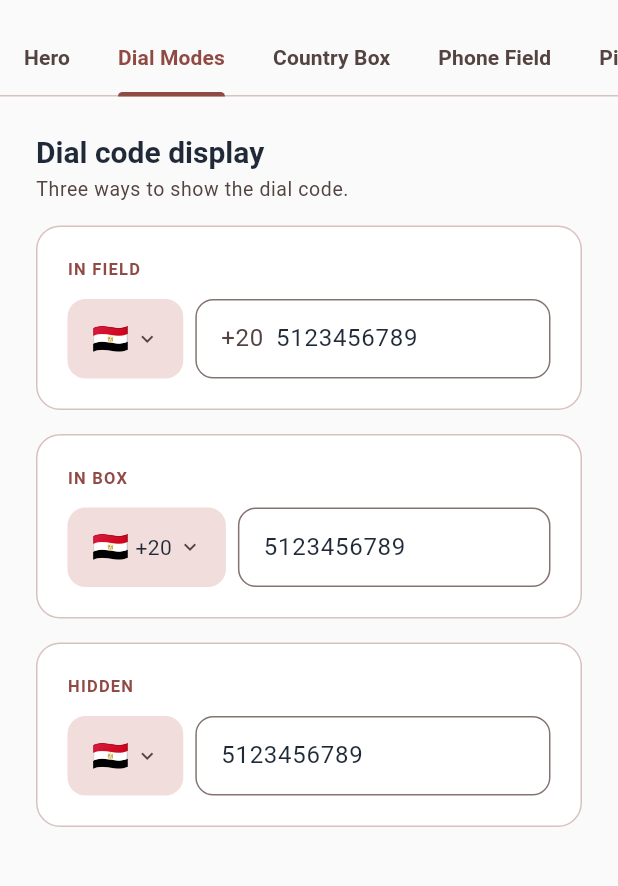
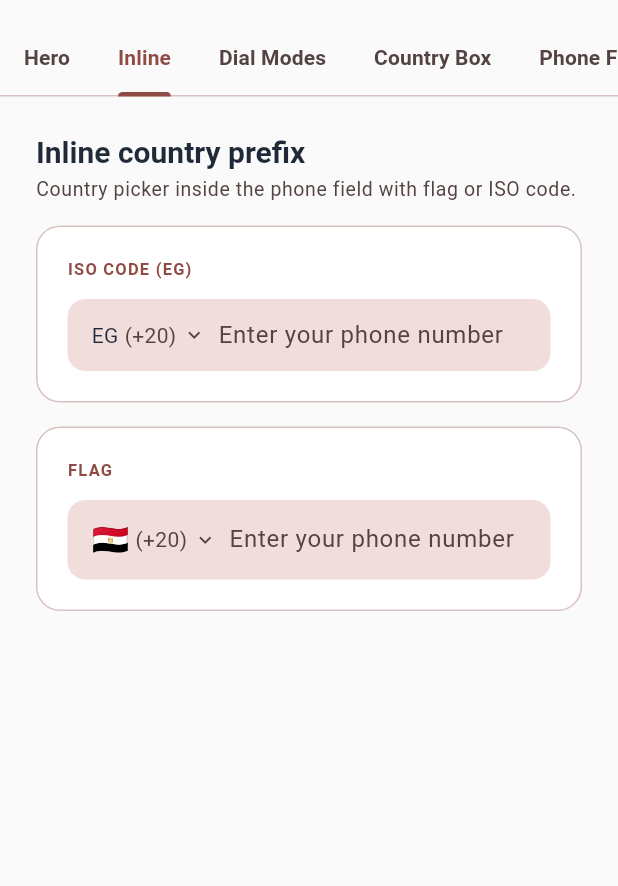
Before and after one commit to MustafaYounis27/customized_country_phone_picker, a Flutter app: the screen it shows after launch, tab 2 chosen, on a phone screen of 412 x 824 dp, the part 61-947 px from its top. Run offline on Flutter 3.47's test engine with Material 3 defaults, Android fonts, the phone set to English and light mode, and no system bars; missing offline and left inert: phone_numbers_parser.

Commit message:
feat: add inline country prefix feature to CountryPhoneInput
- Introduced InlinePrefixScreen to demonstrate the new inline country prefix layout for phone input.
- Updated CountryPhoneInput to support inline prefix layout and country identifier display options (flag or ISO code).
- Enhanced the HeroSignupScreen to utilize the new inline prefix functionality.
- Added new enums for CountryPhoneInputLayout and CountryIdentifierDisplay to manage layout and display options.
- Updated relevant theme and decoration classes to accommodate new features.

```diff
--- a/example/lib/main.dart
+++ b/example/lib/main.dart
@@ -7,6 +7,7 @@ import 'screens/country_box_presets_screen.dart';
 import 'screens/phone_field_presets_screen.dart';
 import 'screens/picker_presentation_screen.dart';
 import 'screens/themed_search_screen.dart';
+import 'screens/inline_prefix_screen.dart';
 
 void main() => runApp(const ExampleApp());
 
@@ -56,7 +57,7 @@ class RootScaffold extends StatefulWidget {
 class _RootScaffoldState extends State<RootScaffold> with TickerProviderStateMixin {
   late final TabController _tabController;
 
-  static const _tabs = <String>['Hero', 'Dial Modes', 'Country Box', 'Phone Field', 'Picker', 'Themed Search'];
+  static const _tabs = <String>['Hero', 'Inline', 'Dial Modes', 'Country Box', 'Phone Field', 'Picker', 'Themed Search'];
 
   @override
   void initState() {
@@ -106,6 +107,7 @@ class _RootScaffoldState extends State<RootScaffold> with TickerProviderStateMix
         controller: _tabController,
         children: const [
           HeroSignupScreen(),
+          InlinePrefixScreen(),
           DialCodeModesScreen(),
           CountryBoxPresetsScreen(),
           PhoneFieldPresetsScreen(),
--- a/example/lib/screens/hero_signup_screen.dart
+++ b/example/lib/screens/hero_signup_screen.dart
@@ -70,7 +70,17 @@ class _HeroSignupScreenState extends State<HeroSignupScreen> with AutomaticKeepA
                   const SizedBox(height: 24),
                   Text('Phone number', style: textTheme.titleSmall),
                   const SizedBox(height: 8),
-                  CountryPhoneInput(controller: _controller, onCountryChanged: (_) {}),
+                  CountryPhoneInput(
+                    controller: _controller,
+                    layout: CountryPhoneInputLayout.inlinePrefix,
+                    countryIdentifierDisplay: CountryIdentifierDisplay.isoCode,
+                    countryBoxDecoration: const CountryBoxDecoration.flat(showArrow: true),
+                    phoneFieldDecoration: PhoneFieldDecoration.filled(
+                      backgroundColor: colorScheme.surfaceContainerHighest,
+                      hintText: 'Enter your phone number',
+                    ),
+                    onCountryChanged: (_) {},
+                  ),
                   const SizedBox(height: 16),
                   Text(
                     'By continuing you agree to our Terms & Privacy.',
--- /dev/null
+++ b/example/lib/screens/inline_prefix_screen.dart
@@ -0,0 +1,75 @@
+import 'package:flutter/material.dart';
+import 'package:customized_country_phone_picker/customized_country_phone_picker.dart';
+
+import '../widgets/demo_card.dart';
+import '../widgets/section_header.dart';
+
+class InlinePrefixScreen extends StatefulWidget {
+  const InlinePrefixScreen({super.key});
+
+  @override
+  State<InlinePrefixScreen> createState() => _InlinePrefixScreenState();
+}
+
+class _InlinePrefixScreenState extends State<InlinePrefixScreen> with AutomaticKeepAliveClientMixin {
+  final _isoCode = TextEditingController();
+  final _flag = TextEditingController();
+
+  @override
+  bool get wantKeepAlive => true;
+
+  @override
+  void dispose() {
+    _isoCode.dispose();
+    _flag.dispose();
+    super.dispose();
+  }
+
+  @override
+  Widget build(BuildContext context) {
+    super.build(context);
+    final colorScheme = Theme.of(context).colorScheme;
+
+    return SafeArea(
+      child: ListView(
+        padding: const EdgeInsets.all(24),
+        children: [
+          const SectionHeader(
+            title: 'Inline country prefix',
+            subtitle: 'Country picker inside the phone field with flag or ISO code.',
+          ),
+          const SizedBox(height: 16),
+          DemoCard(
+            label: 'ISO code (EG)',
+            child: CountryPhoneInput(
+              controller: _isoCode,
+              layout: CountryPhoneInputLayout.inlinePrefix,
+              countryIdentifierDisplay: CountryIdentifierDisplay.isoCode,
+              countryBoxDecoration: const CountryBoxDecoration.flat(showArrow: true),
+              phoneFieldDecoration: PhoneFieldDecoration.filled(
+                backgroundColor: colorScheme.surfaceContainerHighest,
+                hintText: 'Enter your phone number',
+              ),
+              onCountryChanged: (_) {},
+            ),
+          ),
+          const SizedBox(height: 16),
+          DemoCard(
+            label: 'Flag',
+            child: CountryPhoneInput(
+              controller: _flag,
+              layout: CountryPhoneInputLayout.inlinePrefix,
+              countryIdentifierDisplay: CountryIdentifierDisplay.flag,
+              countryBoxDecoration: const CountryBoxDecoration.flat(showArrow: true),
+              phoneFieldDecoration: PhoneFieldDecoration.filled(
+                backgroundColor: colorScheme.surfaceContainerHighest,
+                hintText: 'Enter your phone number',
+              ),
+              onCountryChanged: (_) {},
+            ),
+          ),
+        ],
+      ),
+    );
+  }
+}
--- a/lib/customized_country_phone_picker.dart
+++ b/lib/customized_country_phone_picker.dart
@@ -20,6 +20,8 @@ library;
 export 'src/models/country_model.dart';
 export 'src/data/countries_data.dart';
 export 'src/theme/dial_code_display.dart';
+export 'src/theme/country_phone_input_layout.dart';
+export 'src/theme/country_identifier_display.dart';
 export 'src/theme/country_box_decoration.dart';
 export 'src/theme/phone_field_decoration.dart';
 export 'src/theme/country_phone_picker_theme.dart';
--- /dev/null
+++ b/lib/src/theme/country_identifier_display.dart
@@ -0,0 +1,8 @@
+/// Controls whether the country selector shows a flag emoji or an ISO code.
+enum CountryIdentifierDisplay {
+  /// Show the country flag emoji (e.g. "🇪🇬").
+  flag,
+
+  /// Show the ISO 3166-1 alpha-2 code (e.g. "EG").
+  isoCode,
+}
--- /dev/null
+++ b/lib/src/theme/country_phone_input_layout.dart
@@ -0,0 +1,8 @@
+/// Controls how the country selector is laid out relative to the phone field.
+enum CountryPhoneInputLayout {
+  /// Country selector box and phone field shown side by side.
+  separated,
+
+  /// Country selector embedded as a tappable prefix inside the phone field.
+  inlinePrefix,
+}
--- a/lib/src/theme/country_phone_picker_theme.dart
+++ b/lib/src/theme/country_phone_picker_theme.dart
@@ -1,6 +1,8 @@
 import 'package:flutter/material.dart';
 
 import 'country_box_decoration.dart';
+import 'country_identifier_display.dart';
+import 'country_phone_input_layout.dart';
 import 'country_picker_search_decoration.dart';
 import 'dial_code_display.dart';
 import 'phone_field_decoration.dart';
@@ -11,6 +13,8 @@ import 'phone_field_decoration.dart';
 class CountryPhonePickerThemeData {
   final CountryBoxDecoration? countryBoxDecoration;
   final DialCodeDisplay dialCodeDisplay;
+  final CountryPhoneInputLayout layout;
+  final CountryIdentifierDisplay countryIdentifierDisplay;
   final PhoneFieldDecoration? phoneFieldDecoration;
   final Color? sheetBackgroundColor;
   final double sheetTopRadius;
@@ -29,6 +33,8 @@ class CountryPhonePickerThemeData {
   const CountryPhonePickerThemeData({
     this.countryBoxDecoration,
     this.dialCodeDisplay = DialCodeDisplay.inField,
+    this.layout = CountryPhoneInputLayout.separated,
+    this.countryIdentifierDisplay = CountryIdentifierDisplay.flag,
     this.phoneFieldDecoration,
     this.sheetBackgroundColor,
     this.sheetTopRadius = 24,
@@ -48,6 +54,8 @@ class CountryPhonePickerThemeData {
   CountryPhonePickerThemeData copyWith({
     CountryBoxDecoration? countryBoxDecoration,
     DialCodeDisplay? dialCodeDisplay,
+    CountryPhoneInputLayout? layout,
+    CountryIdentifierDisplay? countryIdentifierDisplay,
     PhoneFieldDecoration? phoneFieldDecoration,
     Color? sheetBackgroundColor,
     double? sheetTopRadius,
@@ -66,6 +74,8 @@ class CountryPhonePickerThemeData {
     return CountryPhonePickerThemeData(
       countryBoxDecoration: countryBoxDecoration ?? this.countryBoxDecoration,
       dialCodeDisplay: dialCodeDisplay ?? this.dialCodeDisplay,
+      layout: layout ?? this.layout,
+      countryIdentifierDisplay: countryIdentifierDisplay ?? this.countryIdentifierDisplay,
       phoneFieldDecoration: phoneFieldDecoration ?? this.phoneFieldDecoration,
       sheetBackgroundColor: sheetBackgroundColor ?? this.sheetBackgroundColor,
       sheetTopRadius: sheetTopRadius ?? this.sheetTopRadius,
--- a/lib/src/theme/phone_field_decoration.dart
+++ b/lib/src/theme/phone_field_decoration.dart
@@ -11,6 +11,7 @@ class PhoneFieldDecoration {
   final Color? focusBackgroundColor;
   final TextStyle? textStyle;
   final TextStyle? hintStyle;
+  final String? hintText;
   final TextStyle? prefixStyle;
   final EdgeInsetsGeometry contentPadding;
   final double prefixSpacing;
@@ -29,6 +30,7 @@ class PhoneFieldDecoration {
     this.focusBackgroundColor,
     this.textStyle,
     this.hintStyle,
+    this.hintText,
     this.prefixStyle,
     this.contentPadding = const EdgeInsets.symmetric(horizontal: 16, vertical: 12),
     this.prefixSpacing = 8,
@@ -48,6 +50,7 @@ class PhoneFieldDecoration {
     this.backgroundColor,
     this.textStyle,
     this.hintStyle,
+    this.hintText,
     this.prefixStyle,
     this.contentPadding = const EdgeInsets.symmetric(horizontal: 16, vertical: 12),
     this.prefixSpacing = 8,
@@ -65,6 +68,7 @@ class PhoneFieldDecoration {
     this.borderRadius = 12,
     this.textStyle,
     this.hintStyle,
+    this.hintText,
     this.prefixStyle,
     this.contentPadding = const EdgeInsets.symmetric(horizontal: 16, vertical: 12),
     this.prefixSpacing = 8,
@@ -84,6 +88,7 @@ class PhoneFieldDecoration {
     this.borderWidth = 1,
     this.textStyle,
     this.hintStyle,
+    this.hintText,
     this.prefixStyle,
     this.contentPadding = const EdgeInsets.symmetric(horizontal: 16, vertical: 12),
     this.prefixSpacing = 8,
--- a/lib/src/widgets/country_phone_input.dart
+++ b/lib/src/widgets/country_phone_input.dart
@@ -4,6 +4,8 @@ import 'package:flutter/services.dart';
 import '../data/countries_data.dart';
 import '../models/country_model.dart';
 import '../theme/country_box_decoration.dart';
+import '../theme/country_identifier_display.dart';
+import '../theme/country_phone_input_layout.dart';
 import '../theme/country_phone_picker_theme.dart';
 import '../theme/country_picker_search_decoration.dart';
 import '../theme/country_picker_presentation.dart';
@@ -41,6 +43,8 @@ class CountryPhoneInput extends StatefulWidget {
     this.enabled = true,
     this.focusNode,
     this.dialCodeDisplay,
+    this.layout,
+    this.countryIdentifierDisplay,
     this.countryBoxDecoration,
     this.phoneFieldDecoration,
     this.theme,
@@ -84,6 +88,14 @@ class CountryPhoneInput extends StatefulWidget {
   /// Controls where the dial code is displayed.
   /// Overrides [theme]'s value when provided.
   final DialCodeDisplay? dialCodeDisplay;
+
+  /// Whether the country selector sits beside the field or inside it as a prefix.
+  /// Overrides [theme]'s value when provided.
+  final CountryPhoneInputLayout? layout;
+
+  /// Whether the country selector shows a flag or ISO code (e.g. "EG").
+  /// Overrides [theme]'s value when provided.
+  final CountryIdentifierDisplay? countryIdentifierDisplay;
 
   /// Styling for the country selector box.
   /// Overrides [theme]'s value when provided.
@@ -266,6 +278,14 @@ class _CountryPhoneInputState extends State<CountryPhoneInput> {
 
   DialCodeDisplay get _dialCodeDisplay => widget.dialCodeDisplay ?? widget.theme?.dialCodeDisplay ?? DialCodeDisplay.inField;
 
+  CountryPhoneInputLayout get _layout =>
+      widget.layout ?? widget.theme?.layout ?? CountryPhoneInputLayout.separated;
+
+  CountryIdentifierDisplay get _countryIdentifierDisplay =>
+      widget.countryIdentifierDisplay ?? widget.theme?.countryIdentifierDisplay ?? CountryIdentifierDisplay.flag;
+
+  bool get _isInlinePrefix => _layout == CountryPhoneInputLayout.inlinePrefix;
+
   CountryBoxDecoration get _boxDeco =>
       widget.countryBoxDecoration ?? widget.theme?.countryBoxDecoration ?? const CountryBoxDecoration.pill();
 
@@ -324,7 +344,9 @@ class _CountryPhoneInputState extends State<CountryPhoneInput> {
       mainAxisSize: MainAxisSize.min,
       children: [
         IntrinsicHeight(
-          child: Row(
+          child: _isInlinePrefix
+              ? _buildPhoneField(colorScheme, textTheme)
+              : Row(
                   crossAxisAlignment: CrossAxisAlignment.stretch,
                   children: [
                     _buildCountryBox(colorScheme, textTheme),
@@ -341,6 +363,51 @@ class _CountryPhoneInputState extends State<CountryPhoneInput> {
           ),
         ],
       ],
+    );
+  }
+
+  Widget _buildCountryIdentifier(ColorScheme colorScheme, TextTheme textTheme, CountryBoxDecoration deco) {
+    if (!_shouldShowCountryIdentifier(deco)) return const SizedBox.shrink();
+
+    if (_countryIdentifierDisplay == CountryIdentifierDisplay.flag) {
+      return Text(_selectedCountry.flag, style: TextStyle(fontSize: deco.flagSize));
+    }
+
+    final labelStyle =
+        deco.dialCodeStyle ?? textTheme.bodyMedium?.copyWith(color: colorScheme.onSurface) ?? const TextStyle(fontSize: 14);
+    return Text(_selectedCountry.isoCode, style: labelStyle);
+  }
+
+  bool _shouldShowCountryIdentifier(CountryBoxDecoration deco) {
+    if (_countryIdentifierDisplay == CountryIdentifierDisplay.isoCode) return true;
+    return deco.showFlag;
+  }
+
+  Widget _buildInlineCountryPrefix(ColorScheme colorScheme, TextTheme textTheme) {
+    final boxDeco = _boxDeco;
+    final fieldDeco = _fieldDeco;
+    final arrowColor = boxDeco.arrowColor ?? colorScheme.onSurfaceVariant;
+    final labelStyle =
+        fieldDeco.prefixStyle ?? textTheme.bodyMedium?.copyWith(color: colorScheme.onSurfaceVariant) ?? const TextStyle(fontSize: 14);
+
+    return GestureDetector(
+      onTap: widget.enabled ? _openPicker : null,
+      behavior: HitTestBehavior.opaque,
+      child: Row(
+        mainAxisSize: MainAxisSize.min,
+        children: [
+          if (_shouldShowCountryIdentifier(boxDeco)) ...[
+            _buildCountryIdentifier(colorScheme, textTheme, boxDeco),
+            SizedBox(width: boxDeco.spacing),
+          ],
+          Text('(${_selectedCountry.dialCode})', style: labelStyle),
+          if (boxDeco.showArrow) ...[
+            SizedBox(width: boxDeco.spacing),
+            Icon(boxDeco.arrowIcon, size: boxDeco.arrowSize, color: arrowColor),
+          ],
+          SizedBox(width: fieldDeco.prefixSpacing),
+        ],
+      ),
     );
   }
 
@@ -365,7 +432,10 @@ class _CountryPhoneInputState extends State<CountryPhoneInput> {
           child: Row(
             mainAxisSize: MainAxisSize.min,
             children: [
-              if (deco.showFlag) ...[Text(_selectedCountry.flag, style: TextStyle(fontSize: deco.flagSize)), SizedBox(width: deco.spacing)],
+              if (_shouldShowCountryIdentifier(deco)) ...[
+                _buildCountryIdentifier(colorScheme, textTheme, deco),
+                SizedBox(width: deco.spacing),
+              ],
               if (_dialCodeDisplay == DialCodeDisplay.inBox) ...[
                 Text(
                   _selectedCountry.dialCode,
@@ -387,7 +457,7 @@ class _CountryPhoneInputState extends State<CountryPhoneInput> {
     final hasError = _effectiveErrorText != null;
 
     if (deco.inputDecorationOverride != null) {
-      return TextField(
+      final field = TextField(
         controller: widget.controller,
         focusNode: _focusNode,
         keyboardType: TextInputType.phone,
@@ -400,6 +470,17 @@ class _CountryPhoneInputState extends State<CountryPhoneInput> {
         style: deco.textStyle ?? textTheme.bodyLarge,
         decoration: deco.inputDecorationOverride!,
       );
+
+      if (_isInlinePrefix) {
+        return Row(
+          children: [
+            _buildInlineCountryPrefix(colorScheme, textTheme),
+            Expanded(child: field),
+          ],
+        );
+      }
+
+      return field;
     }
 
     final borderColor = deco.borderColor ?? colorScheme.outline;
@@ -427,7 +508,8 @@ class _CountryPhoneInputState extends State<CountryPhoneInput> {
           padding: deco.contentPadding,
           child: Row(
             children: [
-              if (_dialCodeDisplay == DialCodeDisplay.inField) ...[
+              if (_isInlinePrefix) _buildInlineCountryPrefix(colorScheme, textTheme),
+              if (!_isInlinePrefix && _dialCodeDisplay == DialCodeDisplay.inField) ...[
                 Text(_selectedCountry.dialCode, style: prefixStyle),
                 SizedBox(width: deco.prefixSpacing),
               ],
@@ -446,7 +528,7 @@ class _CountryPhoneInputState extends State<CountryPhoneInput> {
                   decoration: InputDecoration(
                     isDense: true,
                     counterText: '',
-                    hintText: _selectedCountry.exampleNumber ?? '',
+                    hintText: deco.hintText ?? _selectedCountry.exampleNumber ?? '',
                     hintStyle: hintStyle,
                     border: InputBorder.none,
                     focusedBorder: InputBorder.none,
```
Lines whose indentation alone changed are shown as unchanged.
